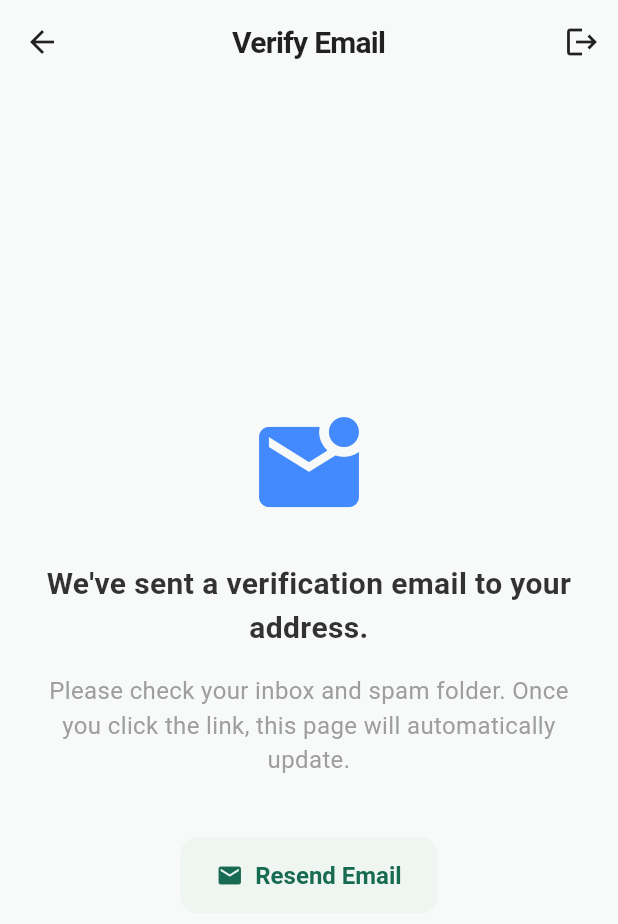
After one commit to 64bitMagician/virtual-obelisk, a Flutter app: the EmailVerificationScreen screen opened directly, after a tap on "Resend Email", on a phone screen of 412 x 824 dp. The commit adds this screen. Shown: the top 924 px of the screen. Run offline on Flutter 3.47's test engine with Material 3 defaults, Android fonts, the phone set to English and light mode, and no system bars; our stand-ins replace cloud_firestore, cross_file, faker, file_picker, firebase_auth, firebase_core and 5 more; accounts and stored records are empty; network calls fail.

Commit message:
added email verification for authentication

```diff
--- a/lib/ui/screens/authentication_screen.dart
+++ b/lib/ui/screens/authentication_screen.dart
@@ -148,7 +148,7 @@ class _AuthenticationScreenState extends State<AuthenticationScreen> {
                               Icon(Icons.brush, size: 80, color: Colors.white), // Logo
                               SizedBox(height: 20),
                               Text( // App Name
-                                "LibArt",
+                                "Virtual Obelisk",
                                 style: TextStyle( // styling of app name text
                                   fontFamily: 'serif',
                                   fontSize: 48,
@@ -157,7 +157,7 @@ class _AuthenticationScreenState extends State<AuthenticationScreen> {
                                 ),
                               ),
                               Text( // some more suggestive text and it's style
-                                "Where creativity connects.",
+                                "Digital Museum of Arts",
                                 style: TextStyle(color: Colors.white70, fontSize: 18),
                               ),
                             ],
--- /dev/null
+++ b/lib/ui/screens/email_verification_screen.dart
@@ -0,0 +1,102 @@
+import 'dart:async';
+import 'package:firebase_auth/firebase_auth.dart';
+import 'package:flutter/material.dart';
+
+class EmailVerificationScreen extends StatefulWidget {
+  const EmailVerificationScreen({super.key});
+
+  @override
+  State<EmailVerificationScreen> createState() => _EmailVerificationScreenState();
+}
+
+class _EmailVerificationScreenState extends State<EmailVerificationScreen> {
+  bool isEmailVerified = false;
+  Timer? timer;
+
+  @override
+  void initState() {
+    super.initState();
+
+    isEmailVerified = FirebaseAuth.instance.currentUser?.emailVerified ?? false;
+
+    if (!isEmailVerified) {
+      sendVerificationEmail();
+
+      timer = Timer.periodic(
+        const Duration(seconds: 3),
+            (_) => checkEmailVerified(),
+      );
+    }
+  }
+
+  Future<void> sendVerificationEmail() async {
+    try {
+      final user = FirebaseAuth.instance.currentUser!;
+      await user.sendEmailVerification();
+    } catch (e) {
+      print("Error sending email: $e");
+    }
+  }
+
+  Future<void> checkEmailVerified() async {
+    await FirebaseAuth.instance.currentUser?.reload();
+
+    setState(() {
+      isEmailVerified = FirebaseAuth.instance.currentUser?.emailVerified ?? false;
+    });
+
+    if (isEmailVerified) {
+      timer?.cancel();
+    }
+  }
+
+  @override
+  void dispose() {
+    timer?.cancel();
+    super.dispose();
+  }
+
+  @override
+  Widget build(BuildContext context) {
+    return Scaffold(
+      appBar: AppBar(
+        title: const Text("Verify Email"),
+        actions: [
+          IconButton(
+            onPressed: () => FirebaseAuth.instance.signOut(),
+            icon: const Icon(Icons.logout),
+          )
+        ],
+      ),
+      body: Center(
+        child: Padding(
+          padding: const EdgeInsets.all(20),
+          child: Column(
+            mainAxisAlignment: MainAxisAlignment.center,
+            children: [
+              const Icon(Icons.mark_email_unread, size: 80, color: Colors.blueAccent),
+              const SizedBox(height: 24),
+              const Text(
+                "We've sent a verification email to your address.",
+                textAlign: TextAlign.center,
+                style: TextStyle(fontSize: 20, fontWeight: FontWeight.bold),
+              ),
+              const SizedBox(height: 16),
+              const Text(
+                "Please check your inbox and spam folder. Once you click the link, this page will automatically update.",
+                textAlign: TextAlign.center,
+                style: TextStyle(fontSize: 16, color: Colors.grey),
+              ),
+              const SizedBox(height: 40),
+              ElevatedButton.icon(
+                onPressed: sendVerificationEmail,
+                icon: const Icon(Icons.email),
+                label: const Text("Resend Email"),
+              ),
+            ],
+          ),
+        ),
+      ),
+    );
+  }
+}
--- a/lib/ui/screens/settings_screen.dart
+++ b/lib/ui/screens/settings_screen.dart
@@ -132,7 +132,7 @@ class _SettingsScreenState extends State<SettingsScreen> {
               // Show an about dialog
               showAboutDialog(
                 context: context,
-                applicationName: 'My Awesome App',
+                applicationName: 'Virtual Obelisk',
                 applicationVersion: '1.0.0',
                 applicationIcon: const Icon(Icons.flutter_dash),
                 applicationLegalese: '© 2026 My Company',
```
Also changed, not shown: lib/ui/auth_gate.dart (+11 -1 lines).
